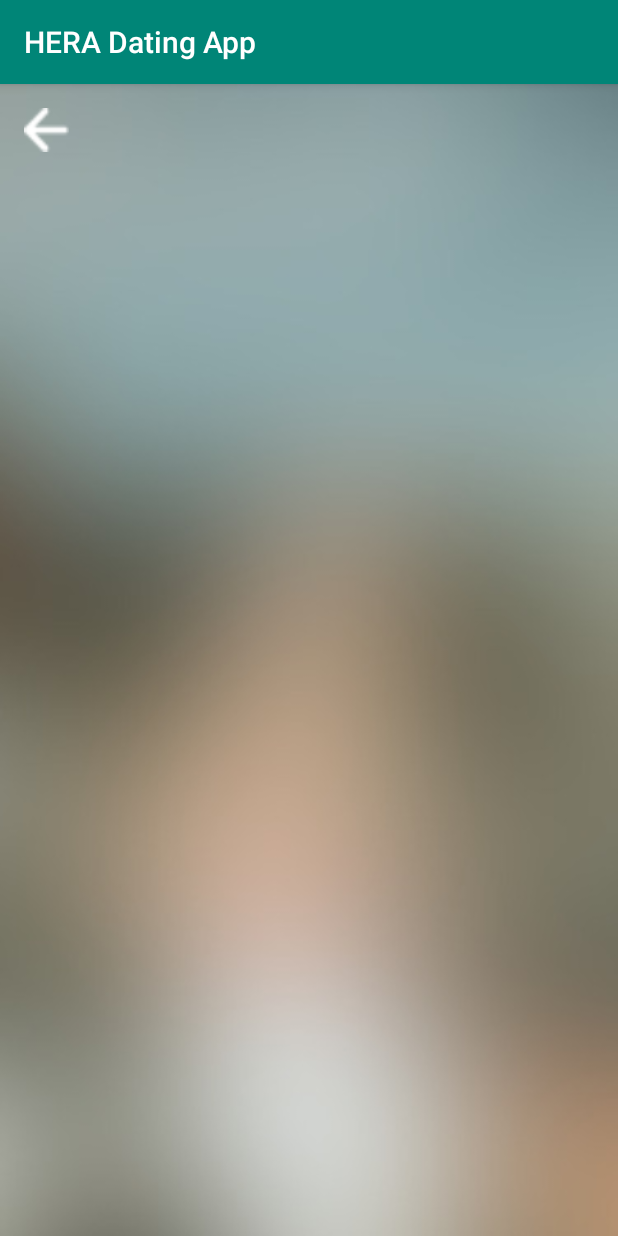
After one commit to joshlimlim/HERADatingApp, an Android app: the LoginActivity screen opened directly, with no data from a screen before it, on a phone screen of 412 x 824 dp. The commit adds this screen. Run offline under Robolectric (Android 15) with nearby library versions, the phone set to English and light mode, and no system bars.

```diff
--- a/app/src/main/AndroidManifest.xml
+++ b/app/src/main/AndroidManifest.xml
@@ -9,6 +9,7 @@
         android:roundIcon="@mipmap/ic_launcher_round"
         android:supportsRtl="true"
         android:theme="@style/AppTheme">
+        <activity android:name=".LoginActivity"></activity>
         <activity android:name=".SwipeCardTestActivity" />
         <activity android:name=".HomePageActivity" />
         <activity android:name=".RegisterActivity" />
--- /dev/null
+++ b/app/src/main/java/com/mad/heradatingapp/LoginActivity.java
@@ -0,0 +1,13 @@
+package com.mad.heradatingapp;
+
+import android.support.v7.app.AppCompatActivity;
+import android.os.Bundle;
+
+public class LoginActivity extends AppCompatActivity {
+
+    @Override
+    protected void onCreate(Bundle savedInstanceState) {
+        super.onCreate(savedInstanceState);
+        setContentView(R.layout.activity_login);
+    }
+}
--- /dev/null
+++ b/app/src/main/res/layout/activity_login.xml
@@ -0,0 +1,20 @@
+<?xml version="1.0" encoding="utf-8"?>
+<android.support.constraint.ConstraintLayout xmlns:android="http://schemas.android.com/apk/res/android"
+    xmlns:app="http://schemas.android.com/apk/res-auto"
+    xmlns:tools="http://schemas.android.com/tools"
+    android:layout_width="match_parent"
+    android:layout_height="match_parent"
+    android:background="@drawable/blur"
+    tools:context=".LoginActivity">
+
+    <ImageButton
+        android:id="@+id/imageButton3"
+        android:layout_width="30dp"
+        android:layout_height="29dp"
+        android:layout_marginStart="16dp"
+        android:layout_marginTop="16dp"
+        android:background="@drawable/leftarrow"
+        app:layout_constraintStart_toStartOf="parent"
+        app:layout_constraintTop_toTopOf="parent" />
+
+</android.support.constraint.ConstraintLayout>
```
Also changed, not shown: app/src/main/res/layout/activity_register.xml (+6 -6 lines).
